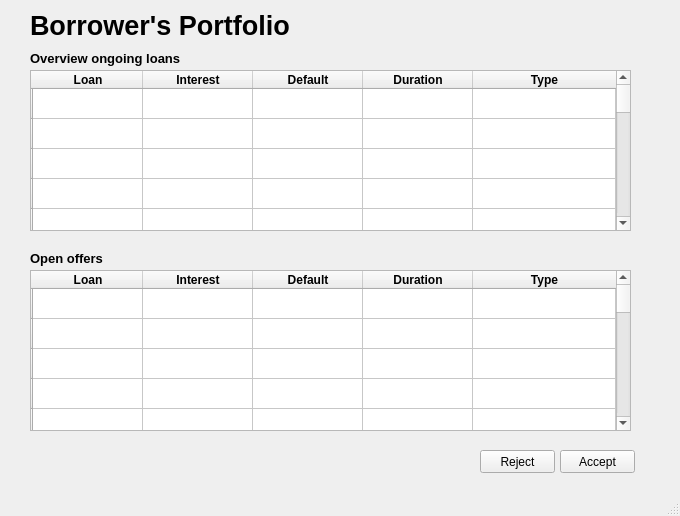
First picture: the form in ui/borrowersportfolio.ui, repository Jumba/decentralized-mortgage-market, before the edit.
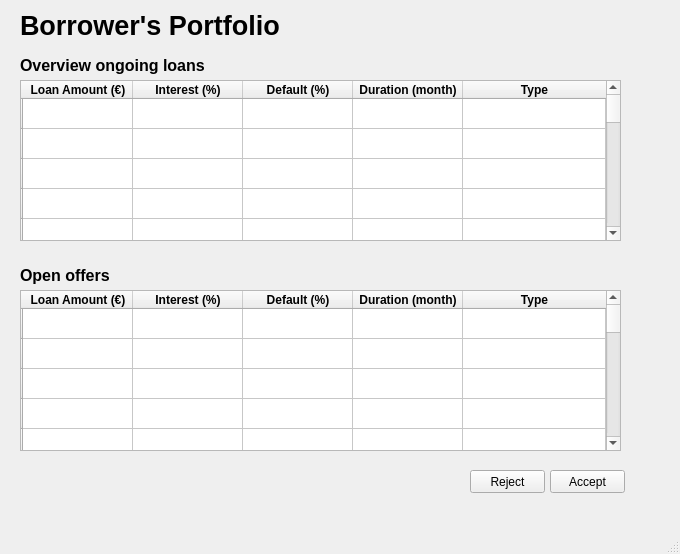
Second picture: the form after the edit.

```diff
--- a/ui/borrowersportfolio.ui
+++ b/ui/borrowersportfolio.ui
@@ -7,7 +7,7 @@
     <x>0</x>
     <y>0</y>
     <width>680</width>
-    <height>516</height>
+    <height>554</height>
    </rect>
   </property>
   <property name="windowTitle">
@@ -17,7 +17,7 @@
    <widget class="QLabel" name="label">
     <property name="geometry">
      <rect>
-      <x>30</x>
+      <x>20</x>
       <y>10</y>
       <width>311</width>
       <height>31</height>
@@ -37,8 +37,8 @@
    <widget class="QTableWidget" name="tableWidget">
     <property name="geometry">
      <rect>
-      <x>30</x>
-      <y>270</y>
+      <x>20</x>
+      <y>290</y>
       <width>601</width>
       <height>161</height>
      </rect>
@@ -161,7 +161,7 @@
     </row>
     <column>
      <property name="text">
-      <string>Loan</string>
+      <string>Loan Amount (€)</string>
      </property>
      <property name="font">
       <font>
@@ -172,7 +172,7 @@
     </column>
     <column>
      <property name="text">
-      <string>Interest</string>
+      <string>Interest (%)</string>
      </property>
      <property name="font">
       <font>
@@ -183,7 +183,7 @@
     </column>
     <column>
      <property name="text">
-      <string>Default</string>
+      <string>Default (%)</string>
      </property>
      <property name="font">
       <font>
@@ -194,7 +194,7 @@
     </column>
     <column>
      <property name="text">
-      <string>Duration</string>
+      <string>Duration (month)</string>
      </property>
      <property name="font">
       <font>
@@ -218,8 +218,8 @@
    <widget class="QPushButton" name="pushButton">
     <property name="geometry">
      <rect>
-      <x>480</x>
-      <y>450</y>
+      <x>470</x>
+      <y>470</y>
       <width>75</width>
       <height>23</height>
      </rect>
@@ -231,8 +231,8 @@
    <widget class="QPushButton" name="pushButton_2">
     <property name="geometry">
      <rect>
-      <x>560</x>
-      <y>450</y>
+      <x>550</x>
+      <y>470</y>
       <width>75</width>
       <height>23</height>
      </rect>
@@ -244,10 +244,10 @@
    <widget class="QLabel" name="label_2">
     <property name="geometry">
      <rect>
-      <x>30</x>
-      <y>250</y>
-      <width>91</width>
-      <height>16</height>
+      <x>20</x>
+      <y>260</y>
+      <width>121</width>
+      <height>31</height>
      </rect>
     </property>
     <property name="font">
@@ -258,34 +258,34 @@
      </font>
     </property>
     <property name="text">
-     <string>Open offers</string>
+     <string>&lt;html&gt;&lt;head/&gt;&lt;body&gt;&lt;p&gt;&lt;span style=&quot; font-size:12pt;&quot;&gt;Open offers&lt;/span&gt;&lt;/p&gt;&lt;/body&gt;&lt;/html&gt;</string>
     </property>
    </widget>
    <widget class="QLabel" name="label_3">
     <property name="geometry">
      <rect>
-      <x>30</x>
+      <x>20</x>
       <y>50</y>
-      <width>181</width>
-      <height>16</height>
+      <width>231</width>
+      <height>31</height>
      </rect>
     </property>
     <property name="font">
      <font>
-      <pointsize>10</pointsize>
-      <weight>75</weight>
-      <bold>true</bold>
+      <pointsize>12</pointsize>
+      <weight>50</weight>
+      <bold>false</bold>
      </font>
     </property>
     <property name="text">
-     <string>Overview ongoing loans</string>
+     <string>&lt;html&gt;&lt;head/&gt;&lt;body&gt;&lt;p&gt;&lt;span style=&quot; font-weight:600;&quot;&gt;Overview ongoing loans&lt;/span&gt;&lt;/p&gt;&lt;/body&gt;&lt;/html&gt;</string>
     </property>
    </widget>
    <widget class="QTableWidget" name="tableWidget_2">
     <property name="geometry">
      <rect>
-      <x>30</x>
-      <y>70</y>
+      <x>20</x>
+      <y>80</y>
       <width>601</width>
       <height>161</height>
      </rect>
@@ -408,7 +408,7 @@
     </row>
     <column>
      <property name="text">
-      <string>Loan</string>
+      <string>Loan Amount (€)</string>
      </property>
      <property name="font">
       <font>
@@ -419,7 +419,7 @@
     </column>
     <column>
      <property name="text">
-      <string>Interest</string>
+      <string>Interest (%)</string>
      </property>
      <property name="font">
       <font>
@@ -430,7 +430,7 @@
     </column>
     <column>
      <property name="text">
-      <string>Default</string>
+      <string>Default (%)</string>
      </property>
      <property name="font">
       <font>
@@ -441,7 +441,7 @@
     </column>
     <column>
      <property name="text">
-      <string>Duration</string>
+      <string>Duration (month)</string>
      </property>
      <property name="font">
       <font>
```
Left out of the diff: 14 changed lines with no effect on the pictures.
